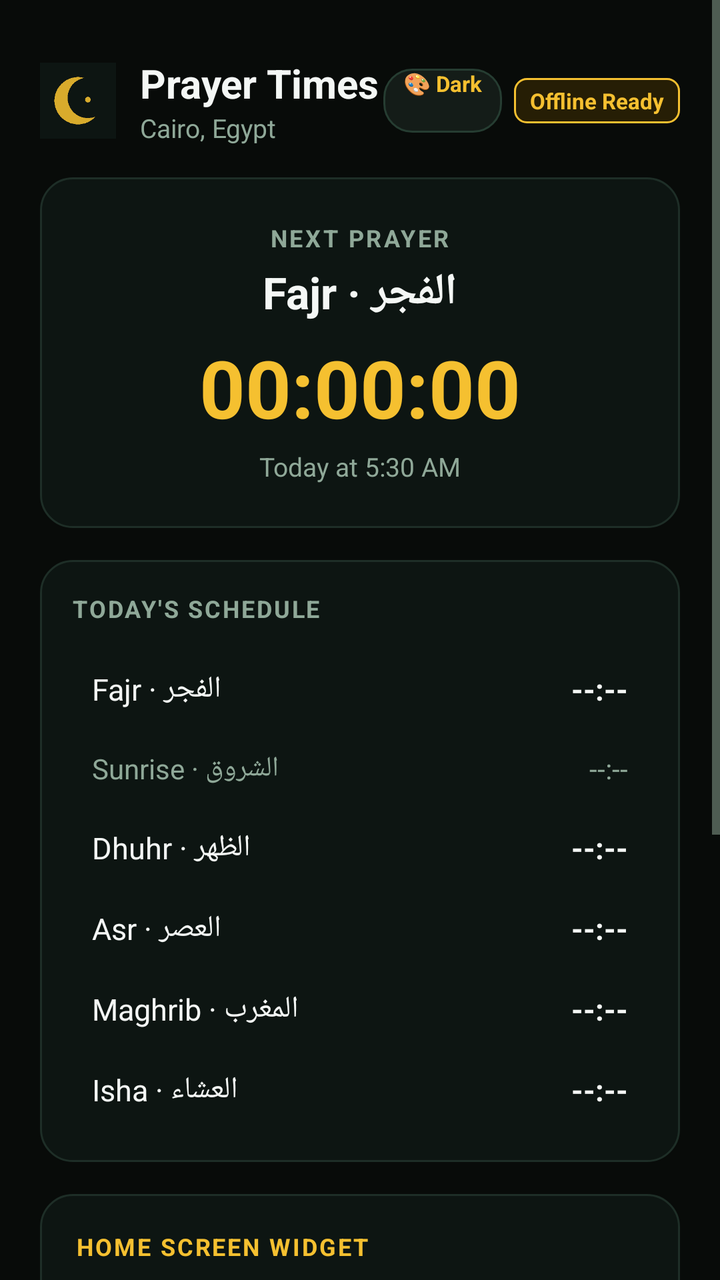
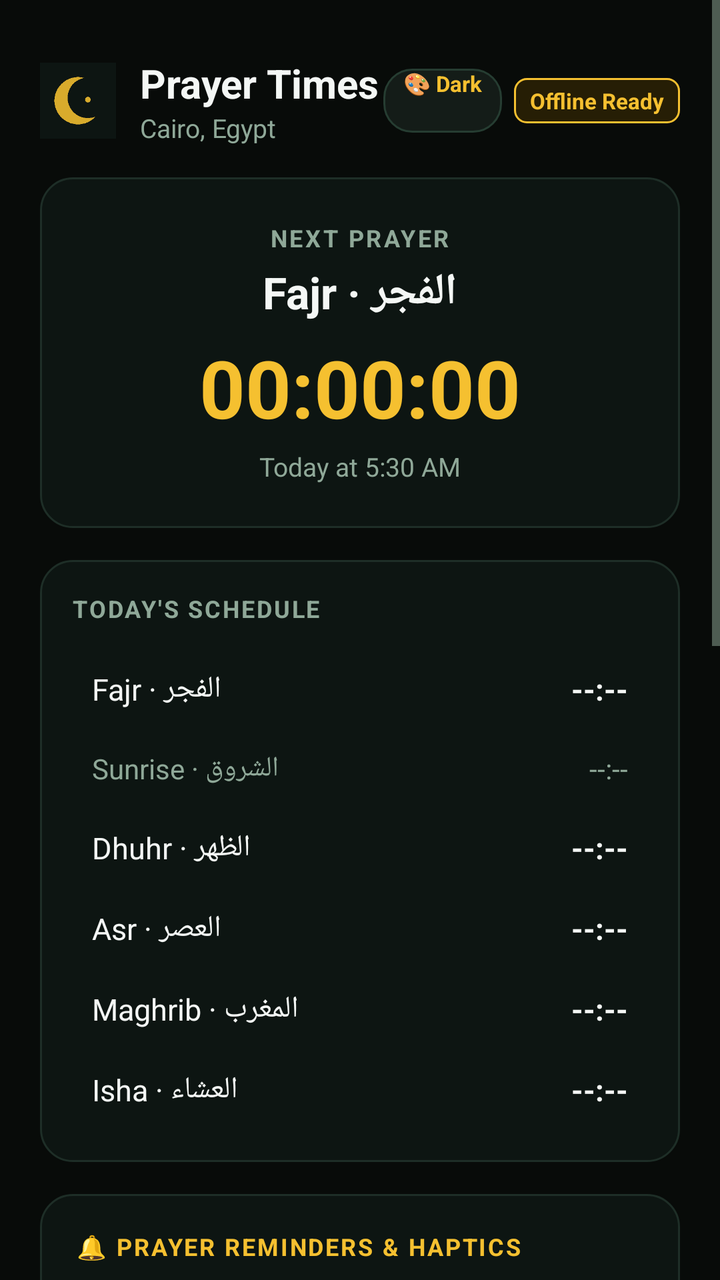

Compare the two renders of this Android layout. The source of the first and the diff that turns it into the second are given below.
<!-- AndroidManifest.xml: application theme Theme.PrayerApp -->
<!-- res/layout/activity_main.xml -->
<?xml version="1.0" encoding="utf-8"?>
<ScrollView xmlns:android="http://schemas.android.com/apk/res/android"
    android:id="@+id/root_scroll"
    android:layout_width="match_parent"
    android:layout_height="match_parent"
    android:background="@color/bg_dark"
    android:fillViewport="true">

    <LinearLayout
        android:id="@+id/main_container"
        android:layout_width="match_parent"
        android:layout_height="wrap_content"
        android:orientation="vertical"
        android:padding="20dp">

        
        <LinearLayout
            android:layout_width="match_parent"
            android:layout_height="wrap_content"
            android:orientation="horizontal"
            android:gravity="center_vertical"
            android:layout_marginTop="8dp"
            android:layout_marginBottom="16dp">

            <ImageView
                android:layout_width="38dp"
                android:layout_height="38dp"
                android:src="@mipmap/ic_launcher"
                android:contentDescription="App Icon" />

            <LinearLayout
                android:layout_width="0dp"
                android:layout_height="wrap_content"
                android:layout_weight="1"
                android:layout_marginStart="12dp"
                android:orientation="vertical">

                <TextView
                    android:id="@+id/tv_title"
                    android:layout_width="wrap_content"
                    android:layout_height="wrap_content"
                    android:text="Prayer Times"
                    android:textColor="@color/text_primary"
                    android:textSize="20sp"
                    android:textStyle="bold" />

                <TextView
                    android:id="@+id/tv_subtitle"
                    android:layout_width="wrap_content"
                    android:layout_height="wrap_content"
                    android:text="Cairo, Egypt"
                    android:textColor="@color/text_secondary"
                    android:textSize="13sp" />
            </LinearLayout>

            <Button
                android:id="@+id/btn_theme_toggle"
                android:layout_width="wrap_content"
                android:layout_height="32dp"
                android:background="@drawable/button_outline_bg"
                android:paddingStart="10dp"
                android:paddingEnd="10dp"
                android:layout_marginEnd="6dp"
                android:text="🎨 Dark"
                android:textColor="@color/gold"
                android:textSize="11sp"
                android:textStyle="bold" />

            <TextView
                android:id="@+id/tv_sync_badge"
                android:layout_width="wrap_content"
                android:layout_height="wrap_content"
                android:background="@drawable/badge_gold_bg"
                android:paddingStart="8dp"
                android:paddingEnd="8dp"
                android:paddingTop="4dp"
                android:paddingBottom="4dp"
                android:text="Offline Ready"
                android:textColor="@color/gold"
                android:textSize="11sp"
                android:textStyle="bold" />
        </LinearLayout>

        
        <LinearLayout
            android:id="@+id/card_hero"
            android:layout_width="match_parent"
            android:layout_height="wrap_content"
            android:background="@drawable/card_bg"
            android:orientation="vertical"
            android:gravity="center"
            android:padding="22dp"
            android:layout_marginBottom="16dp">

            <TextView
                android:id="@+id/tv_hero_next_label"
                android:layout_width="wrap_content"
                android:layout_height="wrap_content"
                android:text="NEXT PRAYER"
                android:textColor="@color/text_secondary"
                android:textSize="12sp"
                android:letterSpacing="0.1"
                android:textStyle="bold" />

            <TextView
                android:id="@+id/tv_hero_prayer_name"
                android:layout_width="wrap_content"
                android:layout_height="wrap_content"
                android:layout_marginTop="4dp"
                android:text="Fajr · الفجر"
                android:textColor="@color/text_primary"
                android:textSize="22sp"
                android:textStyle="bold" />

            <TextView
                android:id="@+id/tv_hero_countdown"
                android:layout_width="wrap_content"
                android:layout_height="wrap_content"
                android:layout_marginTop="6dp"
                android:text="00:00:00"
                android:textColor="@color/gold"
                android:textSize="40sp"
                android:textStyle="bold" />

            <TextView
                android:id="@+id/tv_hero_prayer_time"
                android:layout_width="wrap_content"
                android:layout_height="wrap_content"
                android:layout_marginTop="4dp"
                android:text="Today at 5:30 AM"
                android:textColor="@color/text_secondary"
                android:textSize="13sp" />
        </LinearLayout>

        
        <LinearLayout
            android:id="@+id/card_schedule"
            android:layout_width="match_parent"
            android:layout_height="wrap_content"
            android:background="@drawable/card_bg"
            android:orientation="vertical"
            android:padding="16dp"
            android:layout_marginBottom="16dp">

            <TextView
                android:id="@+id/tv_schedule_title"
                android:layout_width="wrap_content"
                android:layout_height="wrap_content"
                android:text="TODAY'S SCHEDULE"
                android:textColor="@color/text_secondary"
                android:textSize="12sp"
                android:letterSpacing="0.08"
                android:textStyle="bold"
                android:layout_marginBottom="12dp" />

            
            <LinearLayout
                android:id="@+id/row_fajr"
                android:layout_width="match_parent"
                android:layout_height="wrap_content"
                android:orientation="horizontal"
                android:padding="10dp"
                android:gravity="center_vertical">
                <TextView android:id="@+id/name_fajr" android:layout_width="0dp" android:layout_height="wrap_content" android:layout_weight="1" android:text="Fajr · الفجر" android:textColor="@color/text_primary" android:textSize="15sp" />
                <TextView android:id="@+id/time_fajr" android:layout_width="wrap_content" android:layout_height="wrap_content" android:text="--:--" android:textColor="@color/text_primary" android:textSize="15sp" android:textStyle="bold" />
            </LinearLayout>

            
            <LinearLayout
                android:id="@+id/row_sunrise"
                android:layout_width="match_parent"
                android:layout_height="wrap_content"
                android:orientation="horizontal"
                android:padding="10dp"
                android:gravity="center_vertical">
                <TextView android:id="@+id/name_sunrise" android:layout_width="0dp" android:layout_height="wrap_content" android:layout_weight="1" android:text="Sunrise · الشروق" android:textColor="@color/text_secondary" android:textSize="14sp" />
                <TextView android:id="@+id/time_sunrise" android:layout_width="wrap_content" android:layout_height="wrap_content" android:text="--:--" android:textColor="@color/text_secondary" android:textSize="14sp" />
            </LinearLayout>

            
            <LinearLayout
                android:id="@+id/row_dhuhr"
                android:layout_width="match_parent"
                android:layout_height="wrap_content"
                android:orientation="horizontal"
                android:padding="10dp"
                android:gravity="center_vertical">
                <TextView android:id="@+id/name_dhuhr" android:layout_width="0dp" android:layout_height="wrap_content" android:layout_weight="1" android:text="Dhuhr · الظهر" android:textColor="@color/text_primary" android:textSize="15sp" />
                <TextView android:id="@+id/time_dhuhr" android:layout_width="wrap_content" android:layout_height="wrap_content" android:text="--:--" android:textColor="@color/text_primary" android:textSize="15sp" android:textStyle="bold" />
            </LinearLayout>

            
            <LinearLayout
                android:id="@+id/row_asr"
                android:layout_width="match_parent"
                android:layout_height="wrap_content"
                android:orientation="horizontal"
                android:padding="10dp"
                android:gravity="center_vertical">
                <TextView android:id="@+id/name_asr" android:layout_width="0dp" android:layout_height="wrap_content" android:layout_weight="1" android:text="Asr · العصر" android:textColor="@color/text_primary" android:textSize="15sp" />
                <TextView android:id="@+id/time_asr" android:layout_width="wrap_content" android:layout_height="wrap_content" android:text="--:--" android:textColor="@color/text_primary" android:textSize="15sp" android:textStyle="bold" />
            </LinearLayout>

            
            <LinearLayout
                android:id="@+id/row_maghrib"
                android:layout_width="match_parent"
                android:layout_height="wrap_content"
                android:orientation="horizontal"
                android:padding="10dp"
                android:gravity="center_vertical">
                <TextView android:id="@+id/name_maghrib" android:layout_width="0dp" android:layout_height="wrap_content" android:layout_weight="1" android:text="Maghrib · المغرب" android:textColor="@color/text_primary" android:textSize="15sp" />
                <TextView android:id="@+id/time_maghrib" android:layout_width="wrap_content" android:layout_height="wrap_content" android:text="--:--" android:textColor="@color/text_primary" android:textSize="15sp" android:textStyle="bold" />
            </LinearLayout>

            
            <LinearLayout
                android:id="@+id/row_isha"
                android:layout_width="match_parent"
                android:layout_height="wrap_content"
                android:orientation="horizontal"
                android:padding="10dp"
                android:gravity="center_vertical">
                <TextView android:id="@+id/name_isha" android:layout_width="0dp" android:layout_height="wrap_content" android:layout_weight="1" android:text="Isha · العشاء" android:textColor="@color/text_primary" android:textSize="15sp" />
                <TextView android:id="@+id/time_isha" android:layout_width="wrap_content" android:layout_height="wrap_content" android:text="--:--" android:textColor="@color/text_primary" android:textSize="15sp" android:textStyle="bold" />
            </LinearLayout>
        </LinearLayout>

        
        <LinearLayout
            android:id="@+id/card_widget"
            android:layout_width="match_parent"
            android:layout_height="wrap_content"
            android:background="@drawable/card_bg"
            android:orientation="vertical"
            android:padding="18dp"
            android:layout_marginBottom="16dp">

            <TextView
                android:id="@+id/tv_widget_title"
                android:layout_width="wrap_content"
                android:layout_height="wrap_content"
                android:text="HOME SCREEN WIDGET"
                android:textColor="@color/gold"
                android:textSize="12sp"
                android:letterSpacing="0.08"
                android:textStyle="bold"
                android:layout_marginBottom="6dp" />

            <TextView
                android:id="@+id/tv_widget_desc"
                android:layout_width="wrap_content"
                android:layout_height="wrap_content"
                android:text="Keep track of prayer times with a live live-ticking countdown right on your home screen."
                android:textColor="@color/text_secondary"
                android:textSize="13sp"
                android:lineSpacingExtra="3dp"
                android:layout_marginBottom="14dp" />

            <Button
                android:id="@+id/btn_add_widget"
                android:layout_width="match_parent"
                android:layout_height="48dp"
                android:background="@drawable/button_gold_bg"
                android:text="★ Add Widget to Home Screen"
                android:textColor="@color/bg_dark"
                android:textSize="14sp"
                android:textStyle="bold" />

            <TextView
                android:id="@+id/tv_widget_note"
                android:layout_width="wrap_content"
                android:layout_height="wrap_content"
                android:layout_marginTop="8dp"
                android:text="Or long-press an empty spot on your home screen &gt; tap Widgets &gt; choose Prayer Times."
                android:textColor="@color/text_muted"
                android:textSize="11sp" />
        </LinearLayout>

        
        <LinearLayout
            android:id="@+id/card_actions"
            android:layout_width="match_parent"
            android:layout_height="wrap_content"
            android:background="@drawable/card_bg"
            android:orientation="vertical"
            android:padding="16dp"
            android:layout_marginBottom="24dp">

            <Button
                android:id="@+id/btn_sync"
                android:layout_width="match_parent"
                android:layout_height="46dp"
                android:background="@drawable/button_outline_bg"
                android:text="↻ Sync Month from UmmahAPI"
                android:textColor="@color/gold"
                android:textSize="13sp"
                android:textStyle="bold" />

            <TextView
                android:id="@+id/tv_info"
                android:layout_width="wrap_content"
                android:layout_height="wrap_content"
                android:layout_marginTop="10dp"
                android:text="Location: Cairo, Egypt (30.0444, 31.2357)\nMethod: Egyptian Survey · Madhab: Shafi\nFull month cached for offline use"
                android:textColor="@color/text_muted"
                android:textSize="11sp"
                android:lineSpacingExtra="2dp" />
        </LinearLayout>

    </LinearLayout>
</ScrollView>
<!-- resources referenced by this layout -->
<resources>
  <color name="bg_dark">#080B09</color>
  <color name="gold">#F5C030</color>
  <color name="text_muted">#526B5C</color>
  <color name="text_primary">#F4F7F5</color>
  <color name="text_secondary">#8FA898</color>
  <!-- drawable badge_gold_bg (drawable) -->
  <?xml version="1.0" encoding="utf-8"?>
  <shape xmlns:android="http://schemas.android.com/apk/res/android" android:shape="rectangle">
      <solid android:color="#261E05" />
      <stroke android:width="1dp" android:color="#F5C030" />
      <corners android:radius="6dp" />
  </shape>
  <!-- drawable button_gold_bg (drawable) -->
  <?xml version="1.0" encoding="utf-8"?>
  <shape xmlns:android="http://schemas.android.com/apk/res/android" android:shape="rectangle">
      <solid android:color="#F5C030" />
      <corners android:radius="14dp" />
  </shape>
  <!-- drawable button_outline_bg (drawable) -->
  <?xml version="1.0" encoding="utf-8"?>
  <shape xmlns:android="http://schemas.android.com/apk/res/android" android:shape="rectangle">
      <solid android:color="#141C18" />
      <stroke android:width="1dp" android:color="#263D32" />
      <corners android:radius="14dp" />
  </shape>
  <!-- drawable card_bg (drawable) -->
  <?xml version="1.0" encoding="utf-8"?>
  <shape xmlns:android="http://schemas.android.com/apk/res/android" android:shape="rectangle">
      <solid android:color="#0D1512" />
      <stroke android:width="1dp" android:color="#1E2E27" />
      <corners android:radius="16dp" />
  </shape>
  <!-- mipmap ic_launcher: png bitmap (mipmap-hdpi, 6736 bytes) -->
  <style name="Theme.PrayerApp" parent="@android:style/Theme.Material.NoActionBar">
          <item name="android:windowBackground">@color/bg_dark</item>
          <item name="android:statusBarColor">@color/bg_dark</item>
          <item name="android:navigationBarColor">@color/bg_dark</item>
          <item name="android:textColorPrimary">@color/text_primary</item>
          <item name="android:textColorSecondary">@color/text_secondary</item>
          <item name="android:colorAccent">@color/gold</item>
      </style>
</resources>

<!-- the commit's change to res/layout/activity_main.xml (unified diff, before → after) -->
@@ -228,6 +228,129 @@
 
         
         <LinearLayout
+            android:id="@+id/card_reminders"
+            android:layout_width="match_parent"
+            android:layout_height="wrap_content"
+            android:background="@drawable/card_bg"
+            android:orientation="vertical"
+            android:padding="18dp"
+            android:layout_marginBottom="16dp">
+
+            <TextView
+                android:id="@+id/tv_reminders_title"
+                android:layout_width="wrap_content"
+                android:layout_height="wrap_content"
+                android:text="🔔 PRAYER REMINDERS &amp; HAPTICS"
+                android:textColor="@color/gold"
+                android:textSize="12sp"
+                android:letterSpacing="0.08"
+                android:textStyle="bold"
+                android:layout_marginBottom="12dp" />
+
+            
+            <LinearLayout
+                android:layout_width="match_parent"
+                android:layout_height="wrap_content"
+                android:orientation="horizontal"
+                android:gravity="center_vertical"
+                android:paddingTop="6dp"
+                android:paddingBottom="6dp">
+                <TextView
+                    android:id="@+id/tv_remind_master_label"
+                    android:layout_width="0dp"
+                    android:layout_height="wrap_content"
+                    android:layout_weight="1"
+                    android:text="Enable Reminders"
+                    android:textColor="@color/text_primary"
+                    android:textSize="15sp"
+                    android:textStyle="bold" />
+                <Switch
+                    android:id="@+id/switch_reminders_master"
+                    android:layout_width="wrap_content"
+                    android:layout_height="wrap_content" />
+            </LinearLayout>
+
+            
+            <LinearLayout
+                android:layout_width="match_parent"
+                android:layout_height="wrap_content"
+                android:orientation="horizontal"
+                android:gravity="center_vertical"
+                android:paddingTop="6dp"
+                android:paddingBottom="6dp">
+                <TextView
+                    android:id="@+id/tv_remind_before_label"
+                    android:layout_width="0dp"
+                    android:layout_height="wrap_content"
+                    android:layout_weight="1"
+                    android:text="15 minutes BEFORE prayer"
+                    android:textColor="@color/text_secondary"
+                    android:textSize="14sp" />
+                <Switch
+                    android:id="@+id/switch_remind_before"
+                    android:layout_width="wrap_content"
+                    android:layout_height="wrap_content" />
+            </LinearLayout>
+
+            
+            <LinearLayout
+                android:layout_width="match_parent"
+                android:layout_height="wrap_content"
+                android:orientation="horizontal"
+                android:gravity="center_vertical"
+                android:paddingTop="6dp"
+                android:paddingBottom="6dp">
+                <TextView
+                    android:id="@+id/tv_remind_after_label"
+                    android:layout_width="0dp"
+                    android:layout_height="wrap_content"
+                    android:layout_weight="1"
+                    android:text="15 minutes AFTER prayer"
+                    android:textColor="@color/text_secondary"
+                    android:textSize="14sp" />
+                <Switch
+                    android:id="@+id/switch_remind_after"
+                    android:layout_width="wrap_content"
+                    android:layout_height="wrap_content" />
+            </LinearLayout>
+
+            
+            <LinearLayout
+                android:layout_width="match_parent"
+                android:layout_height="wrap_content"
+                android:orientation="horizontal"
+                android:gravity="center_vertical"
+                android:paddingTop="6dp"
+                android:paddingBottom="6dp">
+                <TextView
+                    android:id="@+id/tv_haptic_label"
+                    android:layout_width="0dp"
+                    android:layout_height="wrap_content"
+                    android:layout_weight="1"
+                    android:text="Haptic Feedback (Vibrate)"
+                    android:textColor="@color/text_secondary"
+                    android:textSize="14sp" />
+                <Switch
+                    android:id="@+id/switch_haptic"
+                    android:layout_width="wrap_content"
+                    android:layout_height="wrap_content" />
+            </LinearLayout>
+
+            
+            <Button
+                android:id="@+id/btn_test_reminder"
+                android:layout_width="match_parent"
+                android:layout_height="40dp"
+                android:layout_marginTop="10dp"
+                android:background="@drawable/button_outline_bg"
+                android:text="⚡ Test Haptic &amp; Notification Now"
+                android:textColor="@color/gold"
+                android:textSize="12sp"
+                android:textStyle="bold" />
+        </LinearLayout>
+
+        
+        <LinearLayout
             android:id="@+id/card_widget"
             android:layout_width="match_parent"
             android:layout_height="wrap_content"
